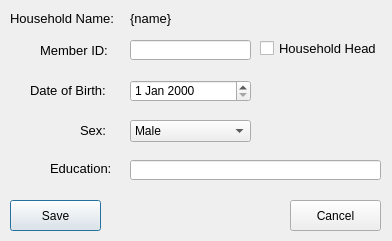
snim2mirror/openihm, file open-ihm/gui/designs/ui_household_addmember.ui: the form before one commit.
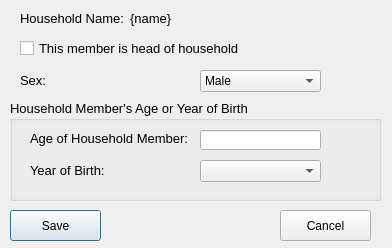
The form after the commit.

Patch:
```diff
--- a/open-ihm/gui/designs/ui_household_addmember.ui
+++ b/open-ihm/gui/designs/ui_household_addmember.ui
@@ -10,28 +10,18 @@
     <x>0</x>
     <y>0</y>
     <width>392</width>
-    <height>241</height>
+    <height>248</height>
    </rect>
   </property>
   <property name="windowTitle">
    <string>Add Household Member</string>
   </property>
-  <widget class="QLineEdit" name="txtMemberID">
-   <property name="geometry">
-    <rect>
-     <x>130</x>
-     <y>40</y>
-     <width>121</width>
-     <height>20</height>
-    </rect>
-   </property>
-  </widget>
   <widget class="QCheckBox" name="chkHeadHousehold">
    <property name="geometry">
     <rect>
-     <x>260</x>
+     <x>20</x>
      <y>40</y>
-     <width>121</width>
+     <width>231</width>
      <height>17</height>
     </rect>
    </property>
@@ -41,14 +31,14 @@
     </font>
    </property>
    <property name="text">
-    <string>Household Head</string>
+    <string>This member is head of household</string>
    </property>
   </widget>
   <widget class="QPushButton" name="cmdSave">
    <property name="geometry">
     <rect>
      <x>10</x>
-     <y>200</y>
+     <y>210</y>
      <width>91</width>
      <height>31</height>
     </rect>
@@ -57,24 +47,6 @@
     <string>Save</string>
    </property>
   </widget>
-  <widget class="QLabel" name="label_3">
-   <property name="geometry">
-    <rect>
-     <x>30</x>
-     <y>80</y>
-     <width>81</width>
-     <height>21</height>
-    </rect>
-   </property>
-   <property name="font">
-    <font>
-     <pointsize>10</pointsize>
-    </font>
-   </property>
-   <property name="text">
-    <string>Date of Birth:</string>
-   </property>
-  </widget>
   <widget class="QLabel" name="lblHouseholdName">
    <property name="geometry">
     <rect>
@@ -102,7 +74,7 @@
   <widget class="QLabel" name="label">
    <property name="geometry">
     <rect>
-     <x>10</x>
+     <x>20</x>
      <y>10</y>
      <width>111</width>
      <height>16</height>
@@ -117,49 +89,11 @@
     <string>Household Name:</string>
    </property>
   </widget>
-  <widget class="QDateEdit" name="dtpDOB">
-   <property name="geometry">
-    <rect>
-     <x>130</x>
-     <y>80</y>
-     <width>121</width>
-     <height>22</height>
-    </rect>
-   </property>
-  </widget>
-  <widget class="QLabel" name="label_5">
-   <property name="geometry">
-    <rect>
-     <x>50</x>
-     <y>160</y>
-     <width>61</width>
-     <height>16</height>
-    </rect>
-   </property>
-   <property name="font">
-    <font>
-     <pointsize>10</pointsize>
-    </font>
-   </property>
-   <property name="text">
-    <string>Education:</string>
-   </property>
-  </widget>
-  <widget class="QLineEdit" name="txtEducation">
-   <property name="geometry">
-    <rect>
-     <x>130</x>
-     <y>160</y>
-     <width>251</width>
-     <height>20</height>
-    </rect>
-   </property>
-  </widget>
   <widget class="QComboBox" name="cboSex">
    <property name="geometry">
     <rect>
-     <x>130</x>
-     <y>120</y>
+     <x>200</x>
+     <y>70</y>
      <width>121</width>
      <height>22</height>
     </rect>
@@ -175,29 +109,11 @@
     </property>
    </item>
   </widget>
-  <widget class="QLabel" name="label_2">
-   <property name="geometry">
-    <rect>
-     <x>40</x>
-     <y>40</y>
-     <width>71</width>
-     <height>21</height>
-    </rect>
-   </property>
-   <property name="font">
-    <font>
-     <pointsize>10</pointsize>
-    </font>
-   </property>
-   <property name="text">
-    <string>Member ID:</string>
-   </property>
-  </widget>
   <widget class="QLabel" name="label_4">
    <property name="geometry">
     <rect>
-     <x>80</x>
-     <y>120</y>
+     <x>20</x>
+     <y>70</y>
      <width>31</width>
      <height>21</height>
     </rect>
@@ -214,8 +130,8 @@
   <widget class="QPushButton" name="cmdCancel">
    <property name="geometry">
     <rect>
-     <x>290</x>
-     <y>200</y>
+     <x>280</x>
+     <y>210</y>
      <width>91</width>
      <height>31</height>
     </rect>
@@ -224,6 +140,80 @@
     <string>Cancel</string>
    </property>
   </widget>
+  <widget class="QGroupBox" name="groupBox">
+   <property name="geometry">
+    <rect>
+     <x>10</x>
+     <y>100</y>
+     <width>371</width>
+     <height>101</height>
+    </rect>
+   </property>
+   <property name="font">
+    <font>
+     <pointsize>10</pointsize>
+    </font>
+   </property>
+   <property name="title">
+    <string>Household Member's Age or Year of Birth</string>
+   </property>
+   <widget class="QLabel" name="label_3">
+    <property name="geometry">
+     <rect>
+      <x>20</x>
+      <y>60</y>
+      <width>81</width>
+      <height>21</height>
+     </rect>
+    </property>
+    <property name="font">
+     <font>
+      <pointsize>10</pointsize>
+     </font>
+    </property>
+    <property name="text">
+     <string>Year of Birth:</string>
+    </property>
+   </widget>
+   <widget class="QComboBox" name="comboBox">
+    <property name="geometry">
+     <rect>
+      <x>190</x>
+      <y>60</y>
+      <width>121</width>
+      <height>22</height>
+     </rect>
+    </property>
+   </widget>
+   <widget class="QLabel" name="label_2">
+    <property name="geometry">
+     <rect>
+      <x>20</x>
+      <y>30</y>
+      <width>171</width>
+      <height>16</height>
+     </rect>
+    </property>
+    <property name="font">
+     <font>
+      <pointsize>10</pointsize>
+     </font>
+    </property>
+    <property name="text">
+     <string>Age of Household Member:</string>
+    </property>
+   </widget>
+   <widget class="QLineEdit" name="lineEdit">
+    <property name="geometry">
+     <rect>
+      <x>190</x>
+      <y>30</y>
+      <width>121</width>
+      <height>20</height>
+     </rect>
+    </property>
+   </widget>
+  </widget>
  </widget>
  <resources/>
  <connections/>
```
Left out of the diff: 8 changed lines with no effect on the pictures.
